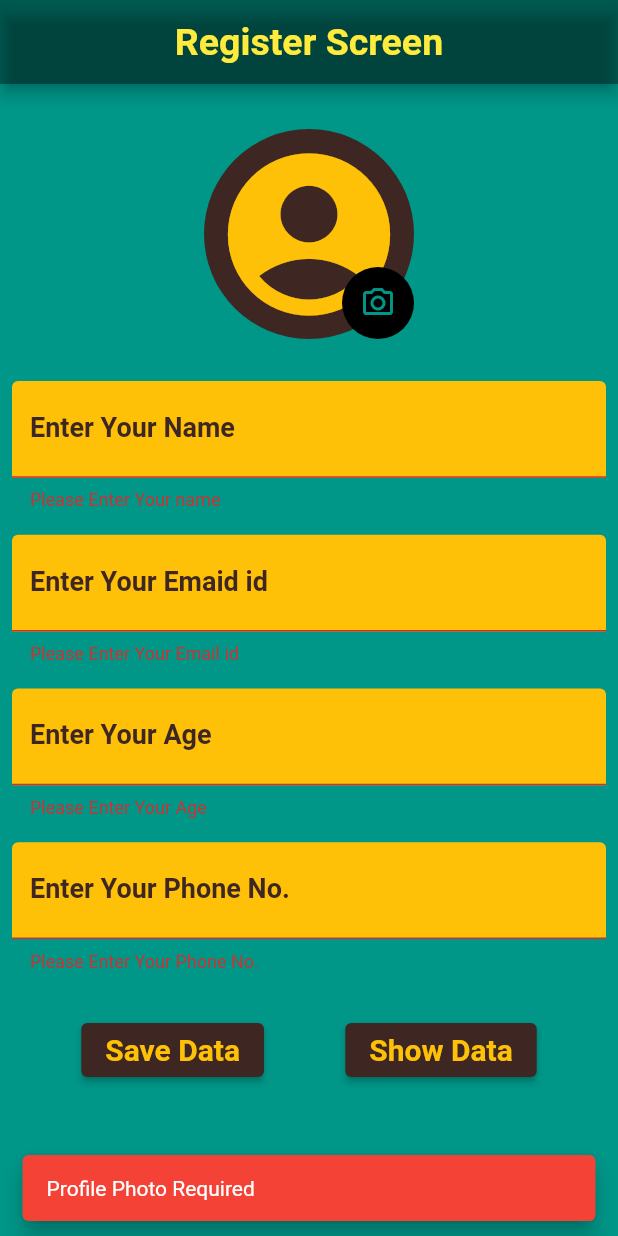
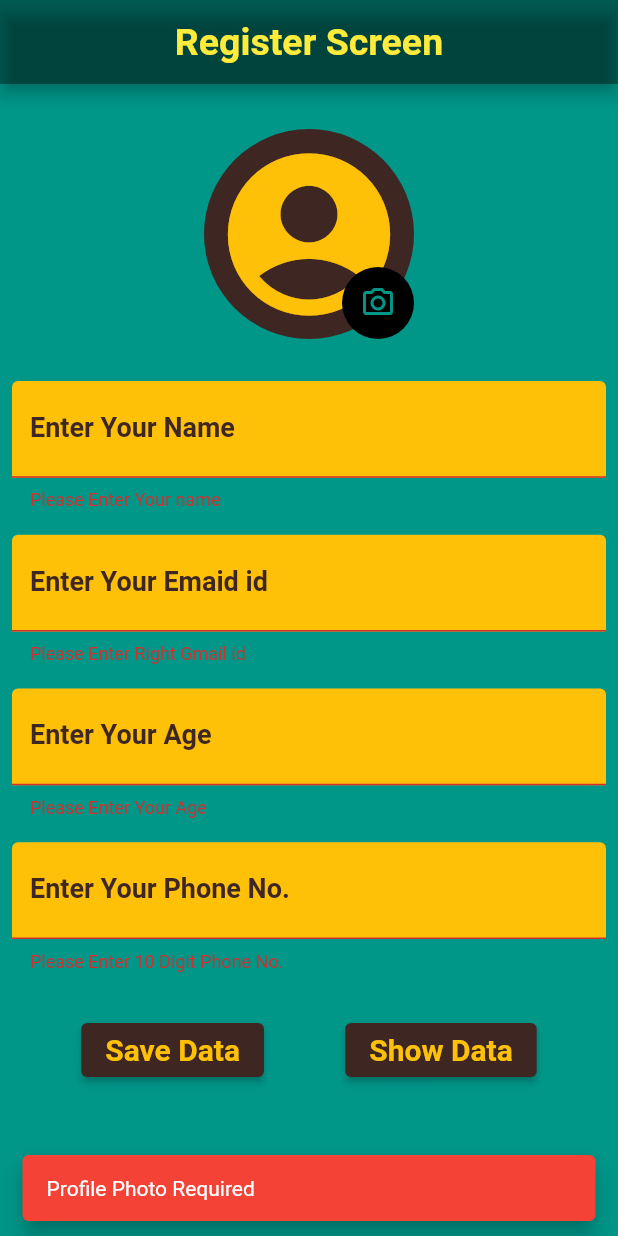
Before and after one commit to SatoruGojo11/jaydip_flutter_database, a Flutter app: the screen it shows after launch, after a tap on "Save Data", on a phone screen of 412 x 824 dp. Run offline on Flutter 3.47's test engine with Material 2 defaults, Android fonts, the phone set to English and light mode, and no system bars; our stand-ins replace cloud_firestore, dio, firebase_auth, firebase_core, firebase_storage, gallery_saver and 5 more; accounts and stored records are empty.

Commit message:
Task 24/06/2023

```diff
--- a/lib/Task/LoginScreen.dart
+++ b/lib/Task/LoginScreen.dart
@@ -218,7 +218,12 @@ class _LoginScreenState extends State<LoginScreen> {
                       keyboardType: TextInputType.emailAddress,
                       validator: (value) {
                         if (value!.isEmpty) {
-                          return 'Please Enter Your Email id';
+                          if (email.toString() != '@' ) {
+                            return 'Please Enter Right Gmail id';
+                          }
+                          else
+                          {
+                          return 'Please Enter Your Email id';}
                         } else {
                           return null;
                         }
@@ -238,7 +243,7 @@ class _LoginScreenState extends State<LoginScreen> {
                       keyboardType: TextInputType.number,
                       validator: (value) {
                         if (value!.isEmpty) {
-                          return 'Please Enter Your Age';
+                            return 'Please Enter Your Age';
                         } else {
                           return null;
                         }
@@ -259,7 +264,13 @@ class _LoginScreenState extends State<LoginScreen> {
                       keyboardType: TextInputType.phone,
                       validator: (value) {
                         if (value!.isEmpty) {
-                          return 'Please Enter Your Phone No.';
+                          if (phoneno.text.length != 10) {
+                            return 'Please Enter 10 Digit Phone No.';
+                          }
+                          else
+                            {
+                              return 'Please Enter Your Phone No.';
+                            }
                         } else {
                           return null;
                         }
```
Also changed, not shown: lib/Task/MainScreen.dart (+11 -11 lines).
